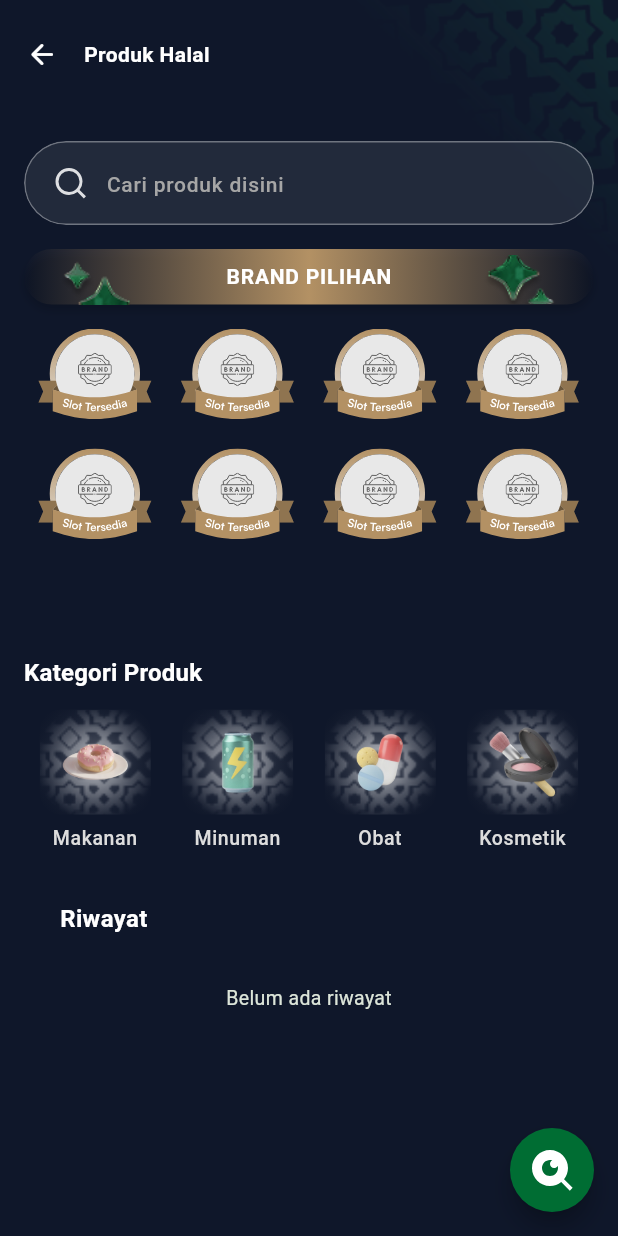
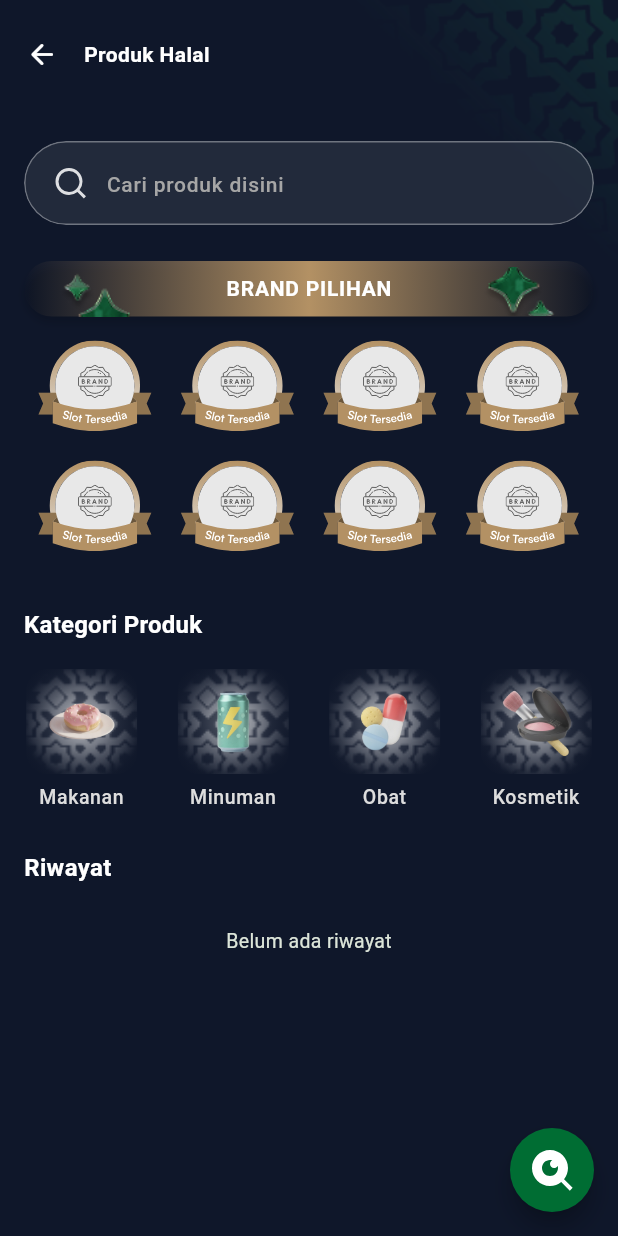
Before and after one commit to adampermana/shahaba_santri_mobile, a Flutter app: the ProductHalalScreen screen opened by its route, on a phone screen of 412 x 824 dp. Run offline on Flutter 3.47's test engine with Material 3 defaults, Android fonts, the phone set to English and light mode, and no system bars; drawn by our look-alikes of glass_kit; our stand-ins replace camera, connectivity_plus, dartz, device_info_plus, dio, firebase_core and 23 more; missing offline and left inert: alarm, google_mlkit_text_recognition; accounts and stored records are empty; generated files the repository leaves out were written again; network calls fail; Roboto replaces fonts that are missing (Poppins, Synonym Variable); statements that could not run were skipped; project files that could hold a hidden picture were left out.

Commit message:
fix: layout product halal

```diff
--- a/lib/presentation/screens/home/home_screen.dart
+++ b/lib/presentation/screens/home/home_screen.dart
@@ -1082,6 +1082,10 @@
     final currentLocation = GoRouterState.of(context).uri.toString();
 
     if (ad == null) {
+      final uri = Uri.tryParse('https://sah.solu.co.id/');
+      if (uri != null) {
+        await launchUrl(uri, mode: LaunchMode.externalApplication);
+      }
       return;
     }
 
--- a/lib/presentation/screens/product/product_halal_screen.dart
+++ b/lib/presentation/screens/product/product_halal_screen.dart
@@ -76,9 +76,7 @@
         body: SingleChildScrollView(
           padding: const EdgeInsets.symmetric(horizontal: 16),
           child: Column(
-            spacing: 16,
             children: [
-              // Search sementara
               SearchBarWidget(
                 hintText: 'Cari produk disini',
                 readOnly: true,
@@ -86,14 +84,12 @@
                   '$currentLocation/${RouterPath.searchProductHalalPath}',
                 ),
               ),
-              // searchCard(
-              //   context,
-              //   onTap: () {},
-              // ),
+              const SizedBox(height: 24),
+
               // Brand Pilihan
               _brandPilihanSection(context),
               _menuBrand(context),
-              // Kategori Produk
+              const SizedBox(height: 16),
               _featureSection(
                 context,
                 onMakananTap: () async => context.push(
@@ -122,6 +118,8 @@
                   },
                 ),
               ),
+
+              const SizedBox(height: 24),
 
               // Riwayat Produk
               const HistoryProductLimitWidget(),
@@ -173,94 +171,6 @@
             );
           },
         );
-        /*
-                                  child: InkWell(
-                                    borderRadius: BorderRadius.circular(80),
-                                    onTap: () async {
-                                      final loc = context
-                                          .read<LocationBloc>()
-                                          .state;
-                                      // Skip jika GPS belum ready
-                                      if (loc.latitude != 0.0 ||
-                                          loc.longitude != 0.0) {
-                                        context.read<SpecialProductBloc>().add(
-                                          SpecialProductEvent.adLog(
-                                            brand.productId,
-                                            brand.campaignId,
-                                            brand.id,
-                                            'Click',
-                                          ),
-                                        );
-                                      }
-                                      debugPrint(
-                                        '=== brand id: ${brand.id}, productId: ${brand.productId}, campaignId: ${brand.campaignId}',
-                                      );
-                                      await context.push(
-                                        '$currentLocation/${RouterPath.listDetailBrandByProductPath}',
-                                        extra: {
-                                          'id': brand.id,
-                                          'brand_id': brand.brandId,
-                                          'partner_name': brand.partnerName,
-                                          'image': brand.image,
-                                        },
-                                      );
-                                    },
-                                    child: Container(
-                                      width: 64,
-                                      height: 64,
-                                      clipBehavior: Clip.antiAlias,
-                                      decoration: ShapeDecoration(
-                                        color: const Color(0xFFE8E8E8),
-                                        shape: RoundedRectangleBorder(
-                                          side: const BorderSide(
-                                            width: 4,
-                                            color: Color(0xFFB39164),
-                                          ),
-                                          borderRadius: BorderRadius.circular(
-                                            80,
-                                          ),
-                                        ),
-                                      ),
-                                      child: Padding(
-                                        padding: const EdgeInsets.all(6),
-                                        child: CacheImageOrSvg(
-                                          source:
-                                              data
-                                                  .firstWhere(
-                                                    (element) =>
-                                                        element.id == brand.id,
-                                                  )
-                                                  .image ??
-                                              '',
-                                          width: 52,
-                                          height: 52,
-                                          isCircle: true,
-                                          autoCache: true,
-                                          errorBuilder: (context, error, stackTrace) {
-                                            debugPrint(
-                                              'Gagal load image brand: $error',
-                                            );
-                                            return const Icon(
-                                              Icons
-                                                  .image_not_supported_outlined,
-                                              color: Colors.black38,
-                                            );
-                                          },
-                                        ),
-                                      ),
-                                    ),
-                                  ),
-                                ),
-                              ),
-                            ),
-                          ),
-                        )
-                        .toList(),
-                  ),
-                )
-                .toList(),
-          ),
-        );*/
       },
     );
   }
@@ -304,7 +214,9 @@
     return Column(
       crossAxisAlignment: CrossAxisAlignment.start,
       children: [
-        Text(
+        SizedBox(
+          width: double.infinity,
+          child: Text(
             'Kategori Produk',
             style: textTheme.titleMedium?.copyWith(
               color: Colors.white,
@@ -313,24 +225,34 @@
               height: 1.75,
             ),
           ),
-        const SizedBox(height: 8),
+        ),
+        const SizedBox(height: 12),
         LayoutBuilder(
           builder: (context, constraints) {
             final itemCount = items.length;
             final rawItemWidth = constraints.maxWidth / itemCount;
-            final boxSize = (rawItemWidth * 0.72).clamp(44.0, 64.0);
+            final boxSize = (rawItemWidth * 0.75).clamp(48.0, 64.0);
             final labelFontSize = (boxSize * 0.21).clamp(10.5, 13.0);
 
-            return Row(
-              crossAxisAlignment: CrossAxisAlignment.start,
-              children: items.map((item) {
+            return GridView.builder(
+              padding: EdgeInsets.zero,
+              shrinkWrap: true,
+              physics: const NeverScrollableScrollPhysics(),
+              itemCount: items.length,
+              gridDelegate: const SliverGridDelegateWithFixedCrossAxisCount(
+                crossAxisCount: 4,
+                mainAxisExtent: 100, // Adjust as needed to fit icon + text
+                crossAxisSpacing: 24,
+              ),
+              itemBuilder: (context, index) {
+                final item = items[index];
                 final label = item['label']! as String;
                 final iconPath = item['icon']! as String;
                 final iconRatio = item['iconRatio']! as double;
                 final onTap = item['onTap'] as VoidCallback?;
                 final iconSize = boxSize * iconRatio;
 
-                return Expanded(
+                return Center(
                   child: Material(
                     color: Colors.transparent,
                     child: InkWell(
@@ -403,7 +325,7 @@
                     ),
                   ),
                 );
-              }).toList(),
+              },
             );
           },
         ),
@@ -514,15 +436,15 @@
         : widget.brands.map<AdResponseData?>((brand) => brand).toList();
     final pages = <List<AdResponseData?>>[];
     for (var i = 0; i < brands.length; i += 8) {
-      pages.add(brands.sublist(i, ((i + 8).clamp(0, brands.length) as int)));
+      pages.add(brands.sublist(i, (i + 8).clamp(0, brands.length)));
     }
     final showIndicator = widget.brands.length > 8;
 
     return Column(
-      spacing: 8,
+      spacing: 4,
       children: [
         SizedBox(
-          height: 200,
+          height: 176,
           child: PageView.builder(
             controller: _pageController,
             itemCount: pages.length,
@@ -530,6 +452,7 @@
             itemBuilder: (context, pageIndex) {
               final page = pages[pageIndex];
               return GridView.builder(
+                padding: const EdgeInsets.only(top: 16),
                 physics: const NeverScrollableScrollPhysics(),
                 itemCount: 8,
                 gridDelegate: const SliverGridDelegateWithFixedCrossAxisCount(
@@ -545,7 +468,6 @@
                       width: 52,
                       height: 52,
                       isCircle: true,
-                      autoCache: true,
                     );
                   }
                   return Center(
@@ -572,7 +494,6 @@
                           width: 52,
                           height: 52,
                           isCircle: true,
-                          autoCache: true,
                         ),
                       ),
                     ),
--- a/lib/presentation/screens/product/widget/history_product_limit_widget.dart
+++ b/lib/presentation/screens/product/widget/history_product_limit_widget.dart
@@ -22,8 +22,6 @@
         context.watch<AuthBloc>().state.authDataHive?.id ??
         sl<AuthBloc>().state.authDataHive?.id;
 
-    final currentLocation = GoRouterState.of(context).uri.toString();
-
     useEffect(() {
       debugPrint('==== GuestId: $guestId');
       if (guestId != null) {
@@ -47,17 +45,15 @@
       builder: (context, state) {
         return Column(
           crossAxisAlignment: CrossAxisAlignment.start,
+          spacing: 4,
           children: [
             //  Header (fixed, tidak ikut scroll)
-            const Padding(
-              padding: EdgeInsets.fromLTRB(24, 16, 24, 8),
-              child: Text(
-                'Riwayat',
-                style: TextStyle(
-                  fontSize: 16,
-                  fontWeight: FontWeight.bold,
-                  color: ColorPalette.kWhite,
-                ),
+            const Text(
+              'Riwayat',
+              style: TextStyle(
+                fontSize: 16,
+                fontWeight: FontWeight.bold,
+                color: ColorPalette.kWhite,
               ),
             ),
 
@@ -82,8 +78,7 @@
                 padding: const EdgeInsets.only(bottom: 120),
                 shrinkWrap:
                     true, // Enable shrinkWrap to let ListView size to its children
-                physics:
-                    const NeverScrollableScrollPhysics(), // Disable scrolling here, parent should scroll if needed
+                physics: const NeverScrollableScrollPhysics(),
                 itemCount: state.historyProductLimit.length,
                 separatorBuilder: (_, _) => const SizedBox.shrink(),
                 itemBuilder: (context, index) {
@@ -126,7 +121,7 @@
         );
       },
       child: Padding(
-        padding: const EdgeInsets.symmetric(horizontal: 24, vertical: 10),
+        padding: const EdgeInsets.symmetric(vertical: 10),
         child: Row(
           children: [
             //  Gambar produk
```
Lines whose indentation alone changed are shown as unchanged.
